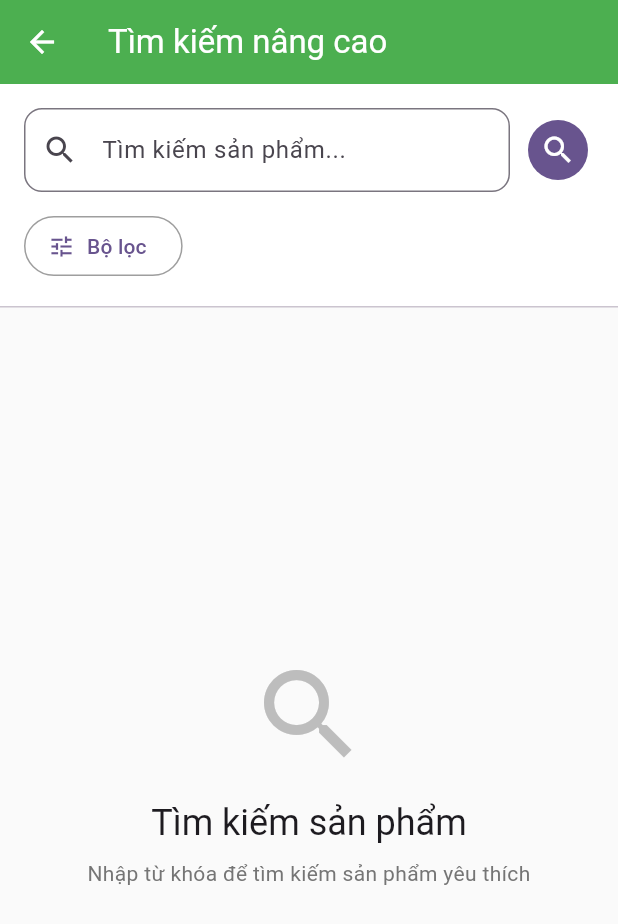
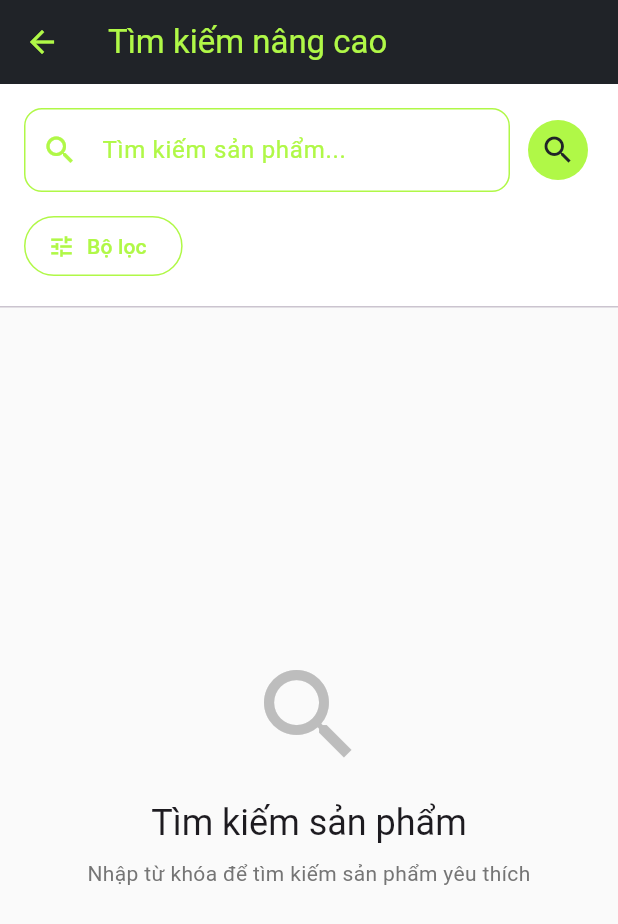
Before and after one commit to Dacoband/stream-cart-mobile, a Flutter app: the AdvancedSearchPage screen opened by its route, on a phone screen of 412 x 824 dp. Shown: the top 924 px of the screen. Run offline on Flutter 3.47's test engine with Material 3 defaults, Android fonts, the phone set to English and light mode, and no system bars; our stand-ins replace dartz, dio, equatable, flutter_bloc, flutter_dotenv, flutter_secure_storage and 3 more; accounts and stored records are empty; network calls fail.

Commit message:
Update advanced_search_page.dart

```diff
--- a/stream_cart_mobile/lib/presentation/pages/search/advanced_search_page.dart
+++ b/stream_cart_mobile/lib/presentation/pages/search/advanced_search_page.dart
@@ -130,10 +130,14 @@ class _AdvancedSearchPageState extends State<AdvancedSearchPage> {
     return Scaffold(
       backgroundColor: Colors.grey.shade50,
       appBar: AppBar(
-        title: const Text('Tìm kiếm nâng cao', style: TextStyle(color: Colors.white)),
+        title: const Text('Tìm kiếm nâng cao', style: TextStyle(color: Color(0xFFB0F847))),
         elevation: 0,
-        backgroundColor: Color(0xFF4CAF50),
-        foregroundColor: Colors.white,
+        backgroundColor: const Color(0xFF202328),
+        foregroundColor: const Color(0xFFB0F847),
+        leading: IconButton(
+          icon: const Icon(Icons.arrow_back, color: Color(0xFFB0F847)),
+          onPressed: () => Navigator.pop(context),
+        ),
       ),
       body: Column(
         children: [
@@ -151,17 +155,28 @@ class _AdvancedSearchPageState extends State<AdvancedSearchPage> {
                         controller: _searchController,
                         decoration: InputDecoration(
                           hintText: 'Tìm kiếm sản phẩm...',
-                          prefixIcon: const Icon(Icons.search),
+                          hintStyle: const TextStyle(color: Color(0xFFB0F847)),
+                          prefixIcon: const Icon(Icons.search, color: Color(0xFFB0F847)),
                           suffixIcon: _searchController.text.isNotEmpty
                               ? IconButton(
                                   onPressed: _clearSearch,
-                                  icon: const Icon(Icons.clear),
+                                  icon: const Icon(Icons.clear, color: Color(0xFFB0F847)),
                                 )
                               : null,
                           border: const OutlineInputBorder(
                             borderRadius: BorderRadius.all(Radius.circular(12)),
+                            borderSide: BorderSide(color: Color(0xFFB0F847)),
+                          ),
+                          enabledBorder: const OutlineInputBorder(
+                            borderRadius: BorderRadius.all(Radius.circular(12)),
+                            borderSide: BorderSide(color: Color(0xFFB0F847)),
+                          ),
+                          focusedBorder: const OutlineInputBorder(
+                            borderRadius: BorderRadius.all(Radius.circular(12)),
+                            borderSide: BorderSide(color: Color(0xFFB0F847), width: 2),
                           ),
                         ),
+                        style: const TextStyle(color: Colors.black),
                         onSubmitted: (_) => _performSearch(),
                         onChanged: (value) => setState(() {}),
                       ),
@@ -170,10 +185,10 @@ class _AdvancedSearchPageState extends State<AdvancedSearchPage> {
                     // Search Button
                     IconButton(
                       onPressed: _performSearch,
-                      icon: const Icon(Icons.search),
+                      icon: const Icon(Icons.search, color: Color(0xFF202328)),
                       style: IconButton.styleFrom(
-                        backgroundColor: Theme.of(context).primaryColor,
-                        foregroundColor: Colors.white,
+                        backgroundColor: const Color(0xFFB0F847),
+                        foregroundColor: const Color(0xFF202328),
                       ),
                     ),
                   ],
@@ -189,26 +204,16 @@ class _AdvancedSearchPageState extends State<AdvancedSearchPage> {
                       onPressed: _showFilters,
                       icon: Icon(
                         Icons.tune,
-                        color: _currentFilters.hasActiveFilters
-                            ? Theme.of(context).primaryColor
-                            : null,
+                        color: const Color(0xFFB0F847),
                       ),
                       label: Text(
                         _currentFilters.hasActiveFilters
                             ? 'Bộ lọc (${_currentFilters.activeFiltersCount})'
                             : 'Bộ lọc',
-                        style: TextStyle(
-                          color: _currentFilters.hasActiveFilters
-                              ? Theme.of(context).primaryColor
-                              : null,
-                        ),
+                        style: const TextStyle(color: Color(0xFFB0F847)),
                       ),
                       style: OutlinedButton.styleFrom(
-                        side: BorderSide(
-                          color: _currentFilters.hasActiveFilters
-                              ? Theme.of(context).primaryColor
-                              : Colors.grey,
-                        ),
+                        side: const BorderSide(color: Color(0xFFB0F847)),
                       ),
                     ),
 
@@ -218,7 +223,10 @@ class _AdvancedSearchPageState extends State<AdvancedSearchPage> {
                     if (_currentFilters.hasActiveFilters)
                       TextButton(
                         onPressed: _clearFilters,
-                        child: const Text('Xóa bộ lọc'),
+                        child: const Text(
+                          'Xóa bộ lọc',
+                          style: TextStyle(color: Color(0xFFB0F847)),
+                        ),
                       ),
                   ],
                 ),
@@ -276,7 +284,9 @@ class _AdvancedSearchPageState extends State<AdvancedSearchPage> {
   Widget _buildSearchContent(AdvancedSearchState state) {
     if (state is SearchLoading) {
       return const Center(
-        child: CircularProgressIndicator(),
+        child: CircularProgressIndicator(
+          color: Color(0xFFB0F847),
+        ),
       );
     }
 
@@ -321,10 +331,18 @@ class _AdvancedSearchPageState extends State<AdvancedSearchPage> {
       child: Column(
         mainAxisAlignment: MainAxisAlignment.center,
         children: [
-          Icon(
-            Icons.search_off,
-            size: 80,
-            color: Colors.grey.shade400,
+          Container(
+            width: 120,
+            height: 120,
+            decoration: BoxDecoration(
+              color: const Color(0xFFB0F847),
+              shape: BoxShape.circle,
+            ),
+            child: const Icon(
+              Icons.search_off,
+              size: 60,
+              color: Color(0xFF202328),
+            ),
           ),
           const SizedBox(height: 16),
           Text(
@@ -360,6 +378,10 @@ class _AdvancedSearchPageState extends State<AdvancedSearchPage> {
           ],
           const SizedBox(height: 16),
           ElevatedButton(
+            style: ElevatedButton.styleFrom(
+              backgroundColor: const Color(0xFFB0F847),
+              foregroundColor: const Color(0xFF202328),
+            ),
             onPressed: () {
               if (_currentFilters.hasActiveFilters) {
                 _clearFilters();
```
